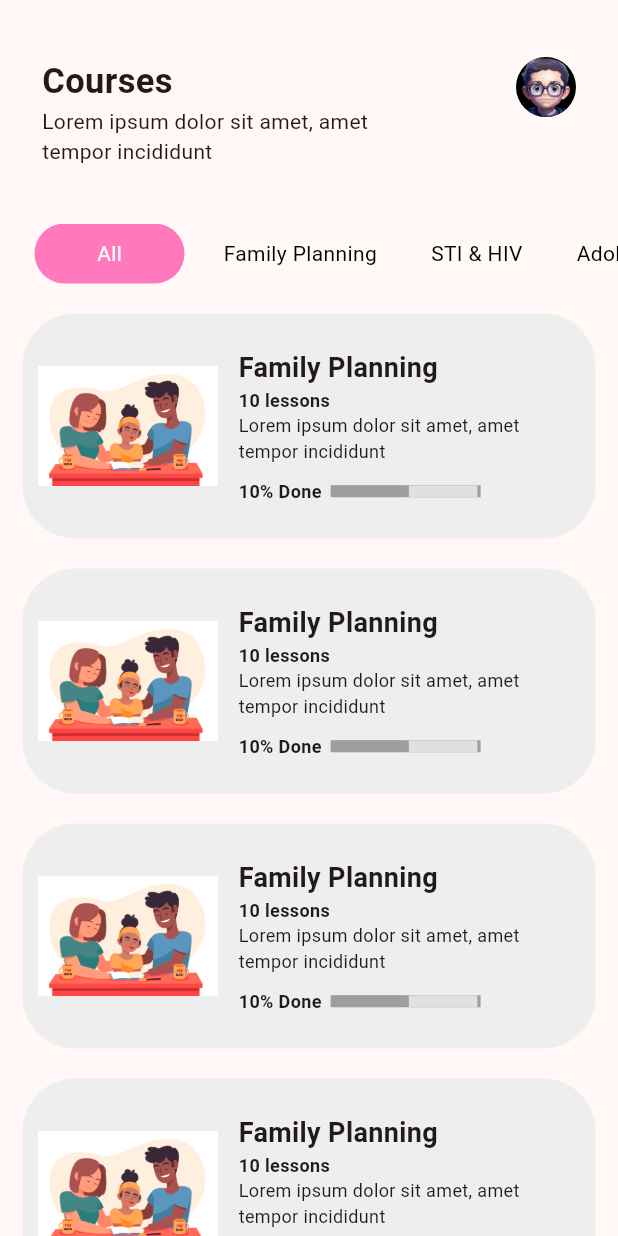
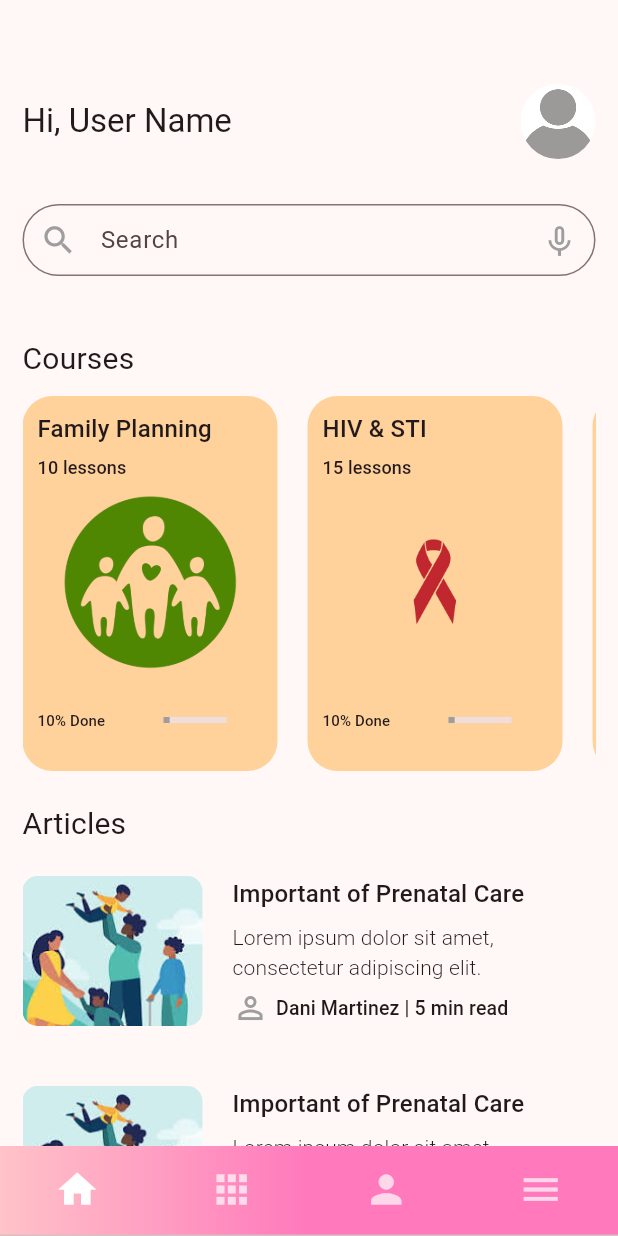
Before and after one commit to abenGirma/SRH360-App, a Flutter app: the screen it shows after launch, on a phone screen of 412 x 824 dp. Run offline on Flutter 3.47's test engine with Material 3 defaults, Android fonts, the light colour scheme and no system bars; drawn by our look-alikes of step_progress_indicator; our stand-ins replace easy_localization, flutter_svg, get, responsive_builder.

Commit message:
home screen finished

```diff
--- a/lib/config/theme.dart
+++ b/lib/config/theme.dart
@@ -5,5 +5,10 @@ lightThemeData() {
   return ThemeData(
     colorScheme: ColorScheme.fromSeed(seedColor: ColorName.secondaryColor),
     useMaterial3: true,
+    sliderTheme: SliderThemeData(
+      activeTrackColor: Colors.grey,
+      trackShape: const RectangularSliderTrackShape(),
+      thumbShape: SliderComponentShape.noThumb,
+    ),
   );
 }
--- a/lib/gen/assets.gen.dart
+++ b/lib/gen/assets.gen.dart
@@ -12,12 +12,59 @@ import 'package:flutter/widgets.dart';
 class $AssetsImagesGen {
   const $AssetsImagesGen();
 
+  /// File path: assets/images/HIV_logo.png
+  AssetGenImage get hIVLogo =>
+      const AssetGenImage('assets/images/HIV_logo.png');
+
+  /// File path: assets/images/adolescence.png
+  AssetGenImage get adolescence =>
+      const AssetGenImage('assets/images/adolescence.png');
+
+  /// File path: assets/images/back.png
+  AssetGenImage get back => const AssetGenImage('assets/images/back.png');
+
+  /// File path: assets/images/checkmark.svg
+  String get checkmark => 'assets/images/checkmark.svg';
+
+  /// File path: assets/images/family.jpg
+  AssetGenImage get family => const AssetGenImage('assets/images/family.jpg');
+
+  /// File path: assets/images/family_planning.jpeg
+  AssetGenImage get familyPlanningJpeg =>
+      const AssetGenImage('assets/images/family_planning.jpeg');
+
+  /// File path: assets/images/family_planning.png
+  AssetGenImage get familyPlanningPng =>
+      const AssetGenImage('assets/images/family_planning.png');
+
+  /// File path: assets/images/family_planning_new.svg
+  String get familyPlanningNew => 'assets/images/family_planning_new.svg';
+
+  /// File path: assets/images/happy_face.png
+  AssetGenImage get happyFace =>
+      const AssetGenImage('assets/images/happy_face.png');
+
   /// File path: assets/images/place_holder.png
   AssetGenImage get placeHolder =>
       const AssetGenImage('assets/images/place_holder.png');
 
+  /// File path: assets/images/user.png
+  AssetGenImage get user => const AssetGenImage('assets/images/user.png');
+
   /// List of all assets
-  List<AssetGenImage> get values => [placeHolder];
+  List<dynamic> get values => [
+        hIVLogo,
+        adolescence,
+        back,
+        checkmark,
+        family,
+        familyPlanningJpeg,
+        familyPlanningPng,
+        familyPlanningNew,
+        happyFace,
+        placeHolder,
+        user
+      ];
 }
 
 class $AssetsTranslationsGen {
--- a/lib/main.dart
+++ b/lib/main.dart
@@ -2,11 +2,7 @@ import 'package:easy_localization/easy_localization.dart';
 import 'package:flutter/material.dart';
 import 'package:get/get.dart';
 import 'package:responsive_builder/responsive_builder.dart';
-import 'package:srh360app/presentation/pages/sign_in_page.dart';
-import 'package:srh360app/presentation/pages/sign_up_page.dart';
-import 'package:srh360app/presentation/pages/welcome_page.dart';
-import 'package:srh360app/presentation/pages/course_page.dart';
-import 'package:srh360app/presentation/pages/course_detail_page.dart';
+import 'package:srh360app/presentation/pages/home_page.dart';
 
 import 'config/theme.dart';
 
@@ -35,7 +31,7 @@ class MyApp extends StatelessWidget {
         debugShowCheckedModeBanner: false,
         title: 'SRH360',
         theme: lightThemeData(),
-        home: const CoursesScreen(),
+        home: const HomePage(),
       ),
     );
   }
--- a/lib/presentation/pages/home_page.dart
+++ b/lib/presentation/pages/home_page.dart
@@ -1,4 +1,9 @@
 import 'package:flutter/material.dart';
+import 'package:srh360app/gen/colors.gen.dart';
+import 'package:srh360app/presentation/tabs/category_tab.dart';
+import 'package:srh360app/presentation/tabs/home_tab.dart';
+import 'package:srh360app/presentation/tabs/menu_tab.dart';
+import 'package:srh360app/presentation/tabs/profile_tab.dart';
 
 class HomePage extends StatefulWidget {
   const HomePage({super.key});
@@ -7,9 +12,76 @@ class HomePage extends StatefulWidget {
   State<HomePage> createState() => _HomePageState();
 }
 
-class _HomePageState extends State<HomePage> {
+class _HomePageState extends State<HomePage>
+    with SingleTickerProviderStateMixin {
+  late TabController tabController;
+  int tabIndex = 0;
+
+  @override
+  void initState() {
+    tabController = TabController(length: 4, vsync: this);
+    super.initState();
+  }
+
   @override
   Widget build(BuildContext context) {
-    return const Scaffold();
+    return Scaffold(
+        appBar: AppBar(),
+        body: Expanded(
+          child: TabBarView(
+            controller: tabController,
+            physics: const NeverScrollableScrollPhysics(),
+            children: const [
+              HomeTab(),
+              CategoryTab(),
+              ProfileTab(),
+              MenuTab(),
+            ],
+          ),
+        ),
+        bottomNavigationBar: Container(
+          height: 60,
+          decoration: const BoxDecoration(
+              gradient: LinearGradient(colors: [
+            ColorName.secondaryColor,
+            ColorName.primaryColor,
+            ColorName.primaryColor,
+          ])),
+          child: TabBar(
+            controller: tabController,
+            indicator: const BoxDecoration(),
+            onTap: (value) {
+              setState(() {
+                tabIndex = value;
+              });
+            },
+            tabs: [
+              _buildTabButton(
+                id: 0,
+                icon: Icons.home,
+              ),
+              _buildTabButton(
+                id: 1,
+                icon: Icons.apps,
+              ),
+              _buildTabButton(
+                id: 2,
+                icon: Icons.person,
+              ),
+              _buildTabButton(
+                id: 3,
+                icon: Icons.menu,
+              ),
+            ],
+          ),
+        ));
+  }
+
+  _buildTabButton({required int id, required IconData icon}) {
+    return Icon(
+      icon,
+      color: tabIndex == id ? Colors.white : Colors.white70,
+      size: 30,
+    );
   }
 }
--- /dev/null
+++ b/lib/presentation/tabs/category_tab.dart
@@ -0,0 +1,15 @@
+import 'package:flutter/material.dart';
+
+class CategoryTab extends StatefulWidget {
+  const CategoryTab({super.key});
+
+  @override
+  State<CategoryTab> createState() => _CategoryTabState();
+}
+
+class _CategoryTabState extends State<CategoryTab> {
+  @override
+  Widget build(BuildContext context) {
+    return const Placeholder();
+  }
+}
--- /dev/null
+++ b/lib/presentation/tabs/home_tab.dart
@@ -0,0 +1,179 @@
+import 'package:flutter/material.dart';
+import 'package:responsive_builder/responsive_builder.dart';
+import 'package:srh360app/gen/assets.gen.dart';
+import 'package:srh360app/presentation/model/article.dart';
+import 'package:srh360app/presentation/widgets/article_card.dart';
+import 'package:srh360app/presentation/widgets/common_textfield.dart';
+
+import '../widgets/course_card.dart';
+
+class HomeTab extends StatefulWidget {
+  const HomeTab({super.key});
+
+  @override
+  State<HomeTab> createState() => _HomeTabState();
+}
+
+class _HomeTabState extends State<HomeTab> {
+  final searchController = TextEditingController();
+  @override
+  Widget build(BuildContext context) {
+    return Padding(
+      padding: const EdgeInsets.symmetric(horizontal: 15),
+      child: Column(
+        crossAxisAlignment: CrossAxisAlignment.start,
+        children: [
+          Row(
+            mainAxisAlignment: MainAxisAlignment.spaceBetween,
+            children: [
+              Text(
+                'Hi, User Name',
+                style: Theme.of(context).textTheme.titleLarge,
+              ),
+              ClipRRect(
+                borderRadius: BorderRadius.circular(50),
+                child: Assets.images.placeHolder.image(
+                  width: 50,
+                  height: 50,
+                ),
+              )
+            ],
+          ),
+          const SizedBox(height: 30),
+          TextField(
+            controller: searchController,
+            decoration: InputDecoration(
+                contentPadding: const EdgeInsets.symmetric(vertical: 0),
+                border: OutlineInputBorder(
+                  borderRadius: BorderRadius.circular(30),
+                ),
+                hintText: 'Search',
+                prefixIcon: const Icon(
+                  Icons.search,
+                  size: 25,
+                  color: Colors.grey,
+                ),
+                suffixIcon: const Icon(
+                  Icons.keyboard_voice_outlined,
+                  size: 25,
+                  color: Colors.grey,
+                )),
+          ),
+          const SizedBox(height: 40),
+          Expanded(
+            child: SingleChildScrollView(
+              child: Column(
+                crossAxisAlignment: CrossAxisAlignment.start,
+                children: [
+                  Text(
+                    'Courses',
+                    style: Theme.of(context).textTheme.titleMedium!.copyWith(
+                          fontSize: 20,
+                          fontWeight: FontWeight.w400,
+                        ),
+                  ),
+                  SingleChildScrollView(
+                    scrollDirection: Axis.horizontal,
+                    child: Row(
+                      children: [
+                        CourseCard(
+                          title: 'Family Planning',
+                          color: Colors.orangeAccent.withOpacity(0.5),
+                          imagePath: Assets.images.familyPlanningPng.path,
+                          lesson: 10,
+                          percentFinished: 10,
+                        ),
+                        CourseCard(
+                          title: 'HIV & STI',
+                          color: Colors.orangeAccent.withOpacity(0.5),
+                          imagePath: Assets.images.hIVLogo.path,
+                          lesson: 15,
+                          percentFinished: 10,
+                        ),
+                        CourseCard(
+                          title: 'Adolescence',
+                          color: Colors.orangeAccent.withOpacity(0.5),
+                          imagePath: Assets.images.adolescence.path,
+                          lesson: 10,
+                          percentFinished: 10,
+                        ),
+                      ],
+                    ),
+                  ),
+                  const SizedBox(height: 20),
+                  Text(
+                    'Articles',
+                    style: Theme.of(context).textTheme.titleMedium!.copyWith(
+                          fontSize: 20,
+                          fontWeight: FontWeight.w400,
+                        ),
+                  ),
+                  _buildArticleTile(),
+                  _buildArticleTile(),
+                ],
+              ),
+            ),
+          )
+        ],
+      ),
+    );
+  }
+
+  _buildArticleTile() {
+    return GestureDetector(
+      onTap: () {
+        //
+      },
+      child: Padding(
+        padding: const EdgeInsets.symmetric(vertical: 20),
+        child: Row(crossAxisAlignment: CrossAxisAlignment.start, children: [
+          ClipRRect(
+            borderRadius: BorderRadius.circular(10),
+            child: Assets.images.familyPlanningJpeg.image(
+              width: 120,
+              height: 100,
+              fit: BoxFit.cover,
+            ),
+          ),
+          const SizedBox(width: 20),
+          SizedBox(
+            width: 50.sw,
+            child: Column(
+              crossAxisAlignment: CrossAxisAlignment.start,
+              children: [
+                Text(
+                  'Important of Prenatal Care',
+                  style: Theme.of(context).textTheme.titleMedium,
+                ),
+                const SizedBox(height: 7),
+                Text(
+                  'Lorem ipsum dolor sit amet, consectetur adipiscing elit.',
+                  style: Theme.of(context).textTheme.titleSmall!.copyWith(
+                        fontWeight: FontWeight.w300,
+                      ),
+                ),
+                const SizedBox(height: 5),
+                Row(
+                  children: [
+                    const Icon(
+                      Icons.person_outline,
+                      color: Colors.grey,
+                    ),
+                    const SizedBox(width: 5),
+                    Text(
+                      'Dani Martinez | 5 min read',
+                      style: Theme.of(context).textTheme.titleSmall!.copyWith(
+                            fontWeight: FontWeight.w500,
+                            fontSize: 13,
+                          ),
+                    )
+                  ],
+                )
+              ],
+            ),
+          ),
+        ]),
+      ),
+    );
+  }
+}
--- /dev/null
+++ b/lib/presentation/tabs/menu_tab.dart
@@ -0,0 +1,15 @@
+import 'package:flutter/material.dart';
+
+class MenuTab extends StatefulWidget {
+  const MenuTab({super.key});
+
+  @override
+  State<MenuTab> createState() => _MenuTabState();
+}
+
+class _MenuTabState extends State<MenuTab> {
+  @override
+  Widget build(BuildContext context) {
+    return const Placeholder();
+  }
+}
--- /dev/null
+++ b/lib/presentation/tabs/profile_tab.dart
@@ -0,0 +1,15 @@
+import 'package:flutter/material.dart';
+
+class ProfileTab extends StatefulWidget {
+  const ProfileTab({super.key});
+
+  @override
+  State<ProfileTab> createState() => _ProfileTabState();
+}
+
+class _ProfileTabState extends State<ProfileTab> {
+  @override
+  Widget build(BuildContext context) {
+    return const Placeholder();
+  }
+}
--- /dev/null
+++ b/lib/presentation/widgets/course_card.dart
@@ -0,0 +1,76 @@
+import 'package:flutter/material.dart';
+
+class CourseCard extends StatelessWidget {
+  final Color color;
+  final String title;
+  final int lesson;
+  final double percentFinished;
+  final String imagePath;
+  const CourseCard({
+    super.key,
+    required this.color,
+    required this.title,
+    required this.lesson,
+    required this.percentFinished,
+    required this.imagePath,
+  });
+
+  @override
+  Widget build(BuildContext context) {
+    return Container(
+      margin: const EdgeInsets.only(right: 20, top: 10),
+      padding: const EdgeInsets.all(10),
+      width: 170,
+      height: 250,
+      decoration: BoxDecoration(
+        color: color,
+        borderRadius: BorderRadius.circular(20),
+      ),
+      child: Column(
+        crossAxisAlignment: CrossAxisAlignment.start,
+        children: [
+          Text(
+            title,
+            style: Theme.of(context).textTheme.titleMedium,
+          ),
+          const SizedBox(height: 5),
+          Text(
+            '$lesson lessons',
+            style: Theme.of(context).textTheme.titleSmall!.copyWith(
+                  fontSize: 12,
+                ),
+          ),
+          Expanded(
+            child: Align(
+              alignment: Alignment.center,
+              child: Image.asset(
+                imagePath,
+                height: 120,
+                fit: BoxFit.cover,
+              ),
+            ),
+          ),
+          Row(
+            mainAxisAlignment: MainAxisAlignment.spaceBetween,
+            children: [
+              Text(
+                '${percentFinished.toInt()}% Done',
+                style: Theme.of(context).textTheme.titleSmall!.copyWith(
+                      fontSize: 10,
+                    ),
+              ),
+              SizedBox(
+                width: 90,
+                child: Slider(
+                  max: 100,
+                  value: percentFinished,
+                  onChanged: (value) {},
+                ),
+              ),
+            ],
+          )
+        ],
+      ),
+    );
+  }
+}
--- a/pubspec.yaml
+++ b/pubspec.yaml
@@ -71,8 +71,6 @@ flutter:
   assets:
     - assets/images/
     - assets/translations/
-    - assets/animations/
-    - assets/image/
   # assets:
   #   - images/a_dot_burr.jpeg
   #   - images/a_dot_ham.jpeg
```
Also changed, not shown: assets/images/HIV_logo.png (added), assets/images/adolescence.png (added), assets/images/family.jpg (renamed from assets/images/8555891.jpg), assets/images/family_planning.jpeg (renamed from assets/image/family_planning.jpeg), assets/images/family_planning.png (added), assets/images/happy_face.png (renamed from assets/image/happy_face.png), 1 other file.
